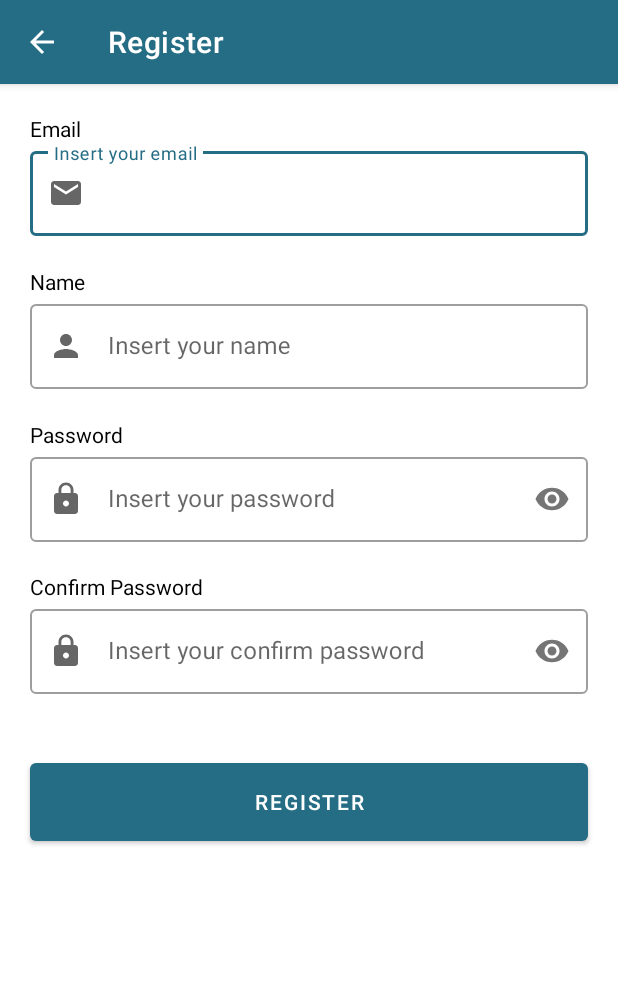
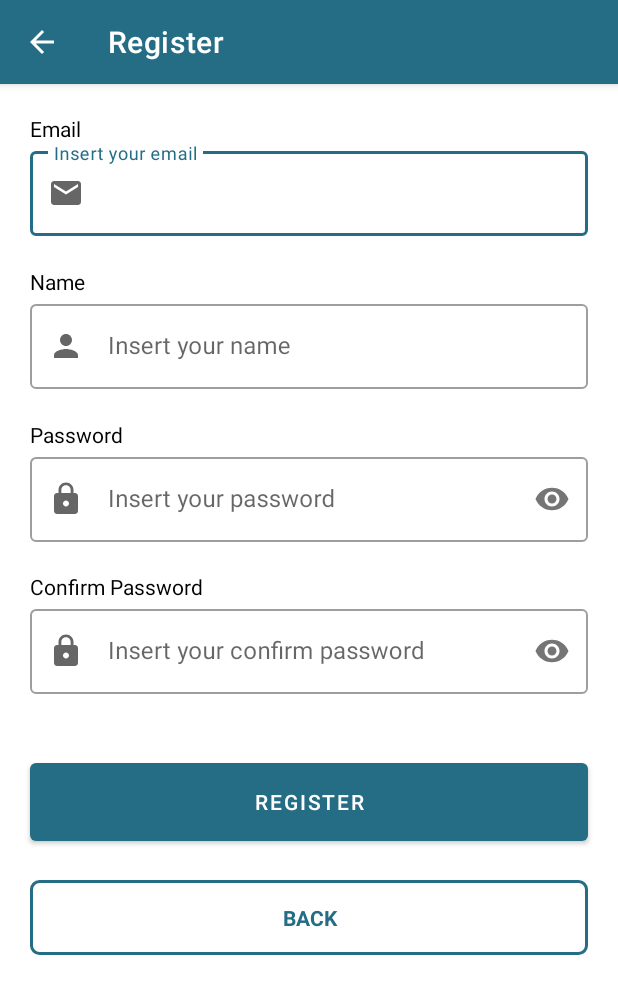
Before and after one commit to gandarain/Story-App, an Android app: the RegisterActivity screen opened directly, with no data from a screen before it, on a phone screen of 412 x 824 dp. Shown: the top 994 px of the screen. Run offline under Robolectric (Android 15) with nearby library versions, the phone set to English and light mode, and no system bars.

Commit message:
#### Add back button on register screen

```diff
--- a/app/src/main/res/layout/activity_register.xml
+++ b/app/src/main/res/layout/activity_register.xml
@@ -151,4 +151,19 @@
         app:layout_constraintStart_toStartOf="parent"
         app:layout_constraintTop_toBottomOf="@+id/confirmPasswordEditTextLayout" />
 
+    <TextView
+        android:id="@+id/backButton"
+        android:layout_width="match_parent"
+        android:layout_height="wrap_content"
+        android:layout_margin="20dp"
+        android:gravity="center"
+        android:background="@drawable/border"
+        android:textColor="@color/colorPrimaryVariant"
+        android:padding="15dp"
+        android:textStyle="bold"
+        android:text="@string/back"
+        android:textAllCaps="true"
+        app:layout_constraintEnd_toEndOf="parent"
+        app:layout_constraintTop_toBottomOf="@+id/registerButton"/>
+
 </androidx.constraintlayout.widget.ConstraintLayout>
--- a/app/src/main/res/values/strings.xml
+++ b/app/src/main/res/values/strings.xml
@@ -10,4 +10,5 @@
     <string name="name_hint">Insert your name</string>
     <string name="confirm_password">Confirm Password</string>
     <string name="confirm_password_hint">Insert your confirm password</string>
+    <string name="back">Back</string>
 </resources>
```
Also changed, not shown: 1 other file.
